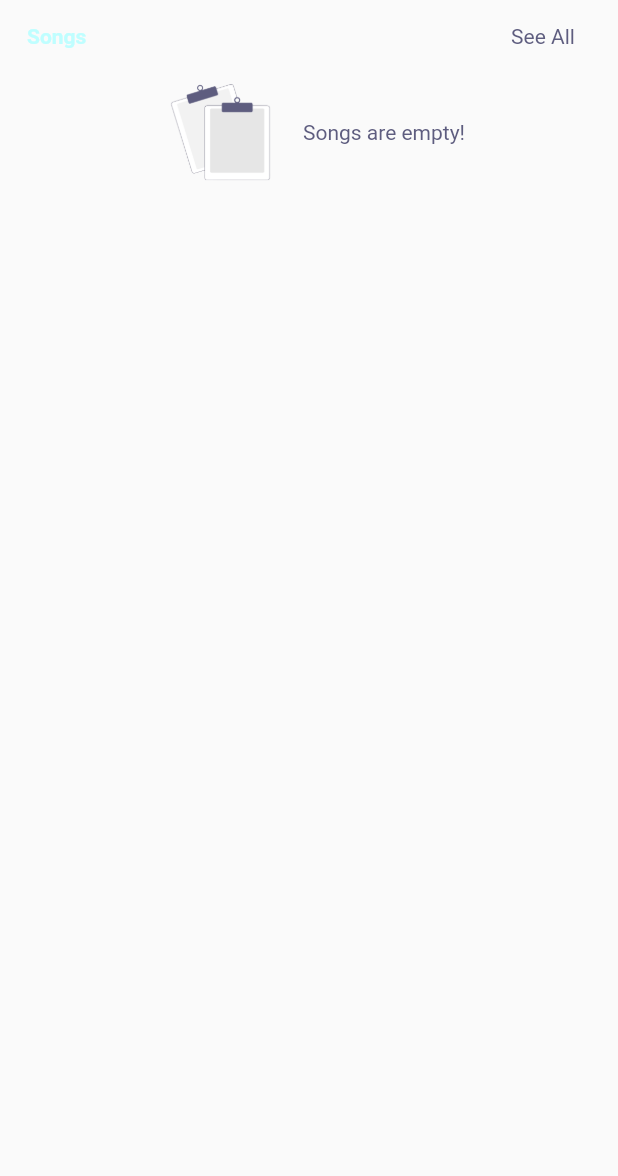
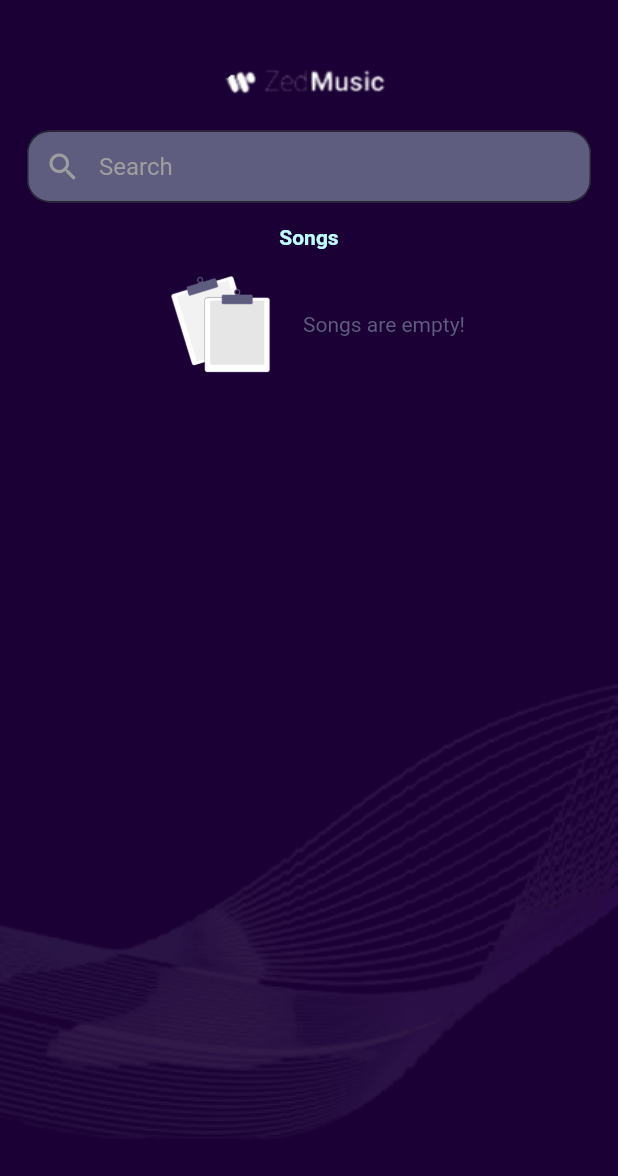
Before and after one commit to Atuoha/zedmusic, a Flutter app: the Songs widget shown alone on an empty page, opened directly, after a tap on "See All", on a phone screen of 412 x 824 dp. Shown: the top 1176 px of the screen. Run offline on Flutter 3.47's test engine with Material 2 defaults, Android fonts, the phone set to English and light mode, and no system bars; our stand-ins replace dots_indicator, loading_animation_widget, on_audio_query, permission_handler.

Commit message:
task: songs listview screen

```diff
--- a/lib/routes/routes.dart
+++ b/lib/routes/routes.dart
@@ -1,6 +1,7 @@
 import 'package:zedmusic/screens/auth/auth.dart';
 import 'package:zedmusic/screens/auth/forgot_password.dart';
 import 'package:zedmusic/screens/main/bottom_nav.dart';
+import 'package:zedmusic/screens/main/broader_views/songs.dart';
 import 'package:zedmusic/screens/splash/splash.dart';
 
 var routes =
@@ -9,5 +10,6 @@ var routes =
     AuthScreen.routeName: (context)=> const AuthScreen(),
     ForgotPasswordScreen.routeName: (context)=> const ForgotPasswordScreen(),
     BottomNav.routeName: (context)=> const BottomNav(),
+    SongsView.routeName: (context)=> const SongsView(),
   }
 ;
--- /dev/null
+++ b/lib/screens/main/broader_views/songs.dart
@@ -0,0 +1,136 @@
+import 'package:flutter/material.dart';
+import 'package:flutter/services.dart';
+import 'package:on_audio_query/on_audio_query.dart';
+import '../../../components/kBackground.dart';
+import '../../../components/loading.dart';
+import '../../../components/searchbox.dart';
+import '../../../constants/colors.dart';
+
+class SongsView extends StatelessWidget {
+  static const routeName = '/songs';
+  const SongsView({Key? key}) : super(key: key);
+
+  @override
+  Widget build(BuildContext context) {
+    SystemChrome.setSystemUIOverlayStyle(
+      const SystemUiOverlayStyle(
+        statusBarColor: Colors.transparent,
+        systemNavigationBarColor: primaryColor,
+        systemNavigationBarIconBrightness: Brightness.light,
+        statusBarIconBrightness: Brightness.light,
+      ),
+    );
+    final OnAudioQuery audioQuery = OnAudioQuery();
+    Size size = MediaQuery.of(context).size;
+    return Scaffold(
+      body: KBackground(
+        child: Padding(
+          padding: const EdgeInsets.only(
+            left: 18.0,
+            right: 18.0,
+            top: 40.0,
+          ),
+          child: Column(
+            children: [
+              Center(
+                child: Image.asset('assets/images/small_logo.png'),
+              ),
+              const SizedBox(height: 15),
+              const SearchBox(),
+              const SizedBox(height: 15),
+              const Text(
+                'Songs',
+                style: TextStyle(
+                  color: ambientBg,
+                  fontWeight: FontWeight.w600,
+                ),
+              ),
+              const SizedBox(height: 10),
+              FutureBuilder<List<SongModel>>(
+                future: audioQuery.querySongs(
+                  orderType: OrderType.ASC_OR_SMALLER,
+                  uriType: UriType.EXTERNAL,
+                  sortType: null,
+                  ignoreCase: true,
+                ),
+                builder: (context, item) {
+                  var songs = item.data;
+                  if (item.data == null) {
+                    return const Center(
+                      child: Loading(),
+                    );
+                  }
+                  if (item.data!.isEmpty) {
+                    return Row(
+                      mainAxisAlignment: MainAxisAlignment.center,
+                      children: [
+                        Image.asset(
+                          'assets/images/empty.png',
+                          width: 90,
+                        ),
+                        const SizedBox(width: 10),
+                        const Text(
+                          'Songs are empty!',
+                          style: TextStyle(
+                            color: searchBoxBg,
+                          ),
+                        ),
+                      ],
+                    );
+                  }
+                  return SizedBox(
+                    height: size.height / 3,
+                    child: ListView.builder(
+                      padding: EdgeInsets.zero,
+                      itemCount: songs!.length,
+                      itemBuilder: (context, index) => Padding(
+                        padding: const EdgeInsets.only(bottom: 10.0),
+                        child: ListTile(
+                          leading: QueryArtworkWidget(
+                            id: songs[index].id,
+                            type: ArtworkType.AUDIO,
+                            artworkFit: BoxFit.cover,
+                            artworkBorder: BorderRadius.circular(30),
+                          ),
+                          title: Text(
+                            songs[index].displayName,
+                            maxLines: 1,
+                            overflow: TextOverflow.ellipsis,
+                            style: const TextStyle(
+                              color: Colors.white,
+                            ),
+                          ),
+                          subtitle: Text(
+                            songs[index].artist!,
+                            style: TextStyle(
+                              color: Colors.grey.shade300,
+                            ),
+                          ),
+                          trailing: Column(
+                            children: [
+                              const Icon(
+                                Icons.play_circle,
+                                color: ambientBg,
+                              ),
+                              IconButton(
+                                onPressed: () {},
+                                icon: Icon(
+                                  Icons.favorite_border,
+                                  color: ambientBg,
+                                ),
+                              )
+                            ],
+                          ),
+                        ),
+                      ),
+                    ),
+                  );
+                },
+              ),
+            ],
+          ),
+        ),
+      ),
+    );
+  }
+}
```
Also changed, not shown: lib/screens/main/home_components/songs.dart (+4 -3 lines), lib/screens/main/broader_views/artistes.dart (added), lib/screens/main/broader_views/genres.dart (added), lib/screens/main/broader_views/playlist.dart (added), lib/screens/main/grid_views/songs.dart (deleted).
